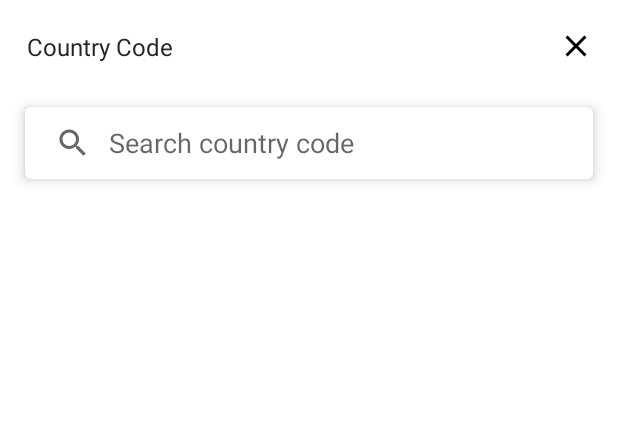
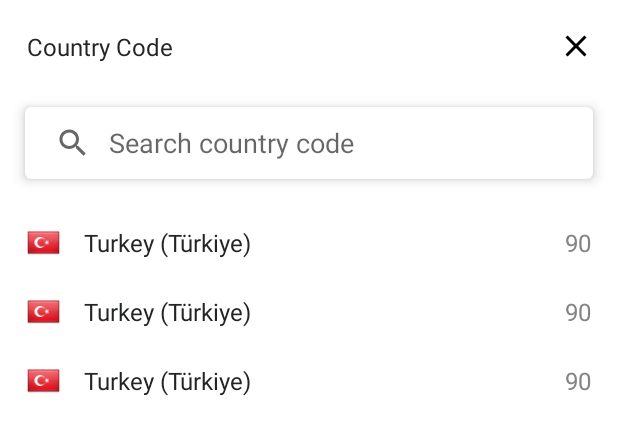
Before and after one commit to ibrahimsn98/PhoneNumberKit, an Android app: the layout bottom_sheet_country_picker.xml on its own in the app's theme, with its tools: preview values and no code run, on a phone screen of 412 x 824 dp. Shown: the top 435 px of the screen. Run offline under Robolectric (Android 15) with nearby library versions, the phone set to English and light mode, and no system bars.

Commit message:
Show bottom sheet item while developing using tools attributes

```diff
--- a/lib/src/main/res/layout/bottom_sheet_country_picker.xml
+++ b/lib/src/main/res/layout/bottom_sheet_country_picker.xml
@@ -3,6 +3,7 @@
     android:layout_width="match_parent"
     android:layout_height="wrap_content"
     xmlns:app="http://schemas.android.com/apk/res-auto"
+    xmlns:tools="http://schemas.android.com/tools"
     android:orientation="vertical">
 
     <LinearLayout
@@ -54,6 +55,7 @@
 
     <androidx.recyclerview.widget.RecyclerView
         android:id="@+id/recyclerView"
+        tools:listitem="@layout/item_country_picker"
         android:layout_width="match_parent"
         android:layout_height="wrap_content"
         android:background="@color/colorBottomSheetListBackground" />
--- a/lib/src/main/res/layout/item_country_picker.xml
+++ b/lib/src/main/res/layout/item_country_picker.xml
@@ -2,6 +2,7 @@
 <LinearLayout xmlns:android="http://schemas.android.com/apk/res/android"
     android:layout_width="match_parent"
     android:layout_height="wrap_content"
+    xmlns:tools="http://schemas.android.com/tools"
     android:orientation="horizontal"
     android:paddingVertical="12dp"
     android:paddingHorizontal="18dp"
@@ -11,12 +12,14 @@
 
     <ImageView
         android:id="@+id/imageViewFlag"
+        tools:src="@drawable/country_flag_tr"
         android:layout_width="22dp"
         android:layout_height="22dp" />
 
     <TextView
         android:id="@+id/textViewName"
         android:layout_width="0dp"
+        tools:text="Turkey (Türkiye)"
         android:layout_height="wrap_content"
         android:layout_weight="1"
         android:layout_marginStart="16dp"
@@ -32,6 +35,7 @@
         android:layout_width="wrap_content"
         android:layout_height="wrap_content"
         android:textSize="16sp"
+        tools:text="90"
         android:textColor="#838383" />
 
 </LinearLayout>
```
